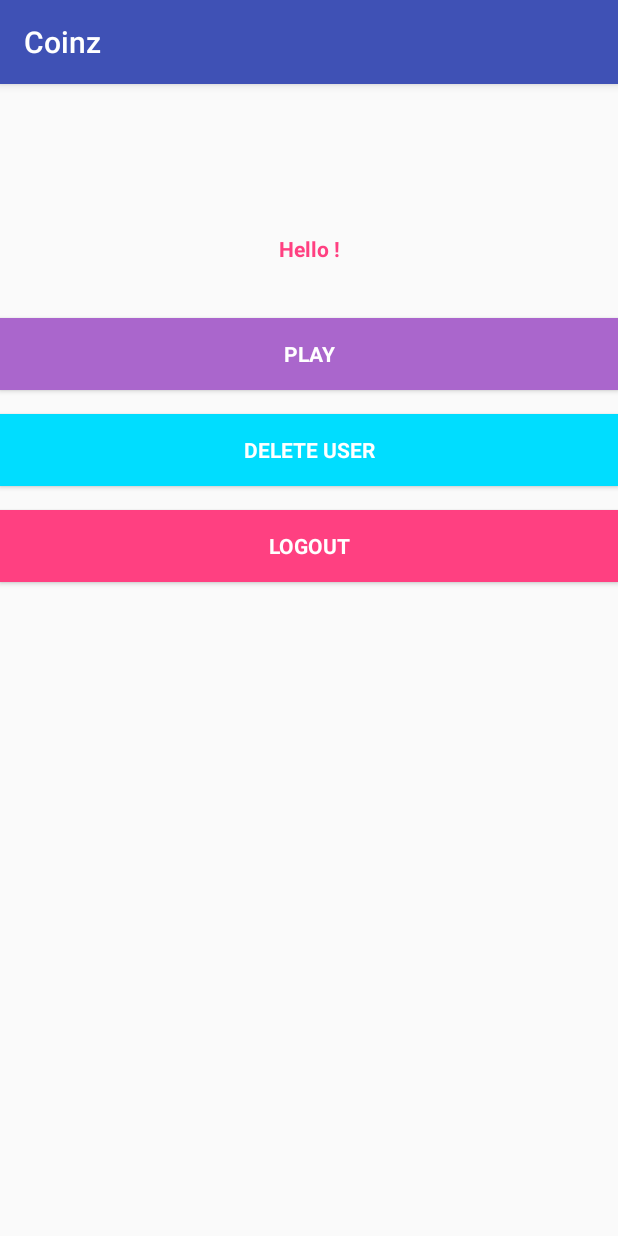
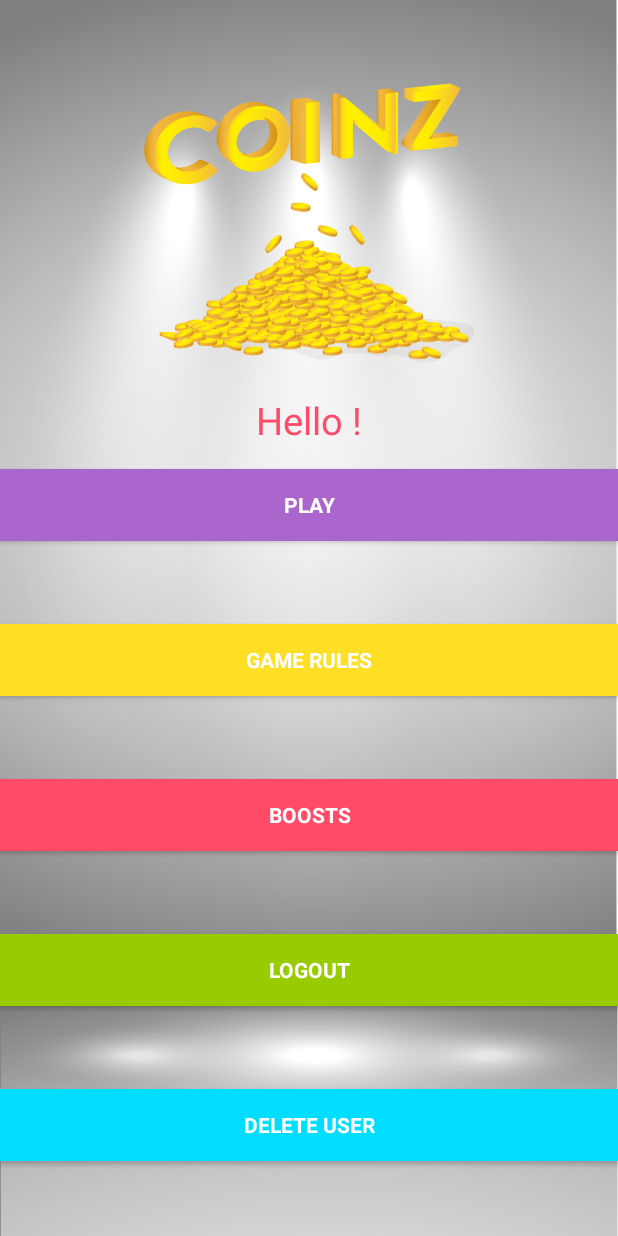
Before and after one commit to nikoletakuneva/Coinz, an Android app: the screen it shows after launch once a user with an empty profile is signed in (ProfileScreen), on a phone screen of 412 x 824 dp. Run offline under Robolectric (Android 15) with nearby library versions, the phone set to English and light mode, and no system bars; our stand-ins replace Firebase (no records; nobody signed in at launch, a user with empty details on screens opened directly).

Commit message:
Made a design for the profile screen.

```diff
--- a/app/src/main/AndroidManifest.xml
+++ b/app/src/main/AndroidManifest.xml
@@ -36,8 +36,8 @@
         </activity>
         <activity android:name=".SignUpActivity" />
         <activity android:name=".NewPasswordActivity" />
-        <activity android:name=".ProfileScreen">
-        </activity>
+        <activity android:name=".ProfileScreen"
+            android:theme="@style/AppTheme.NoActionBar"/>
     </application>
 
 </manifest>
--- a/app/src/main/java/com/example/nikoleta/coinz/LoginActivity.java
+++ b/app/src/main/java/com/example/nikoleta/coinz/LoginActivity.java
@@ -32,7 +32,7 @@ public class LoginActivity extends AppCompatActivity implements GoogleApiClient.
 
     private String tag = "LoginActivity";
     EditText loginEmail,loginPassword;
-    Button loginButton,signupButton,newPassButton;
+    Button loginButton, signupButton, newPassButton;
     private static final int RC_SIGN_IN = 9001;
     private SignInButton signInWithGoogleButton;
     private FirebaseAuth mAuth;
@@ -109,7 +109,7 @@ public class LoginActivity extends AppCompatActivity implements GoogleApiClient.
                             // Sign in success, update UI with the signed-in user's information
                             Log.d(tag, "signInWithEmail:success");
                             FirebaseUser user = mAuth.getCurrentUser();
-                            startActivity(new Intent(getApplicationContext(),MapActivity.class));
+                            startActivity(new Intent(getApplicationContext(),ProfileScreen.class));
                         } else {
                             // If sign in fails, display a message to the user.
                             Log.w(tag, "signInWithEmail:failure", task.getException());
@@ -140,7 +140,7 @@ public class LoginActivity extends AppCompatActivity implements GoogleApiClient.
             @Override
             public void onComplete(@NonNull Task<AuthResult> task) {
                 if(task.isSuccessful()){
-                    startActivity(new Intent(getApplicationContext(),MapActivity.class));
+                    startActivity(new Intent(getApplicationContext(),ProfileScreen.class));
                     finish();
                 }
                 else{
--- a/app/src/main/res/layout/activity_profile_screen.xml
+++ b/app/src/main/res/layout/activity_profile_screen.xml
@@ -1,48 +1,124 @@
 <?xml version="1.0" encoding="utf-8"?>
-<LinearLayout xmlns:android="http://schemas.android.com/apk/res/android"
+<android.support.constraint.ConstraintLayout xmlns:android="http://schemas.android.com/apk/res/android"
     xmlns:app="http://schemas.android.com/apk/res-auto"
-    android:orientation="vertical" android:layout_width="match_parent"
-    android:layout_height="match_parent">
+    xmlns:tools="http://schemas.android.com/tools"
+    android:id="@+id/relativeLayout"
+    android:layout_width="match_parent"
+    android:layout_height="match_parent"
+    android:orientation="vertical">
 
-
-    <TextView
-        android:layout_width="match_parent"
-        android:layout_height="40dp"
-        android:id="@+id/textView1"
-        android:textColor="@color/colorAccent"
-        android:textStyle="bold"
-        android:layout_marginTop="100dp"
-        android:textAlignment="center" />
 
     <Button
         android:id="@+id/play"
         style="?android:textAppearanceSmall"
         android:layout_width="match_parent"
         android:layout_height="wrap_content"
-        android:layout_marginTop="16dp"
+        android:layout_marginBottom="5dp"
+        android:layout_marginTop="5dp"
         android:background="@android:color/holo_purple"
         android:text="Play"
         android:textColor="@android:color/white"
-        android:textStyle="bold" />
+        android:textStyle="bold"
+
+        app:layout_constraintBottom_toTopOf="@+id/rules"
+        app:layout_constraintTop_toTopOf="@+id/textView1" />
+
+    <Button
+        android:id="@+id/rules"
+        style="?android:textAppearanceSmall"
+        android:layout_width="match_parent"
+        android:layout_height="wrap_content"
+        android:layout_marginBottom="5dp"
+        android:layout_marginTop="5dp"
+        android:background="#ffde26"
+        android:text="Game Rules"
+        android:textColor="@android:color/white"
+        android:textStyle="bold"
+        app:layout_constraintBottom_toTopOf="@+id/boosts"
+
+        app:layout_constraintTop_toBottomOf="@+id/play" />
+
+
+    <Button
+        android:id="@+id/boosts"
+        style="?android:textAppearanceSmall"
+        android:layout_width="match_parent"
+        android:layout_height="wrap_content"
+        android:layout_marginBottom="5dp"
+        android:layout_marginTop="5dp"
+        android:background="@color/colorAccent"
+        android:text="Boosts"
+        android:textColor="@android:color/white"
+        android:textStyle="bold"
+        app:layout_constraintBottom_toTopOf="@+id/logout"
+        app:layout_constraintTop_toBottomOf="@+id/rules" />
+
+    <Button
+        android:id="@+id/logout"
+        style="?android:textAppearanceSmall"
+        android:layout_width="match_parent"
+        android:layout_height="wrap_content"
+        android:layout_marginBottom="5dp"
+        android:layout_marginTop="5dp"
+        android:background="@android:color/holo_green_light"
+        android:text="Logout"
+        android:textColor="@android:color/white"
+        android:textStyle="bold"
+
+        app:layout_constraintBottom_toTopOf="@+id/delete"
+        app:layout_constraintTop_toBottomOf="@+id/boosts" />
+
     <Button
         android:id="@+id/delete"
         style="?android:textAppearanceSmall"
         android:layout_width="match_parent"
         android:layout_height="wrap_content"
-        android:layout_marginTop="16dp"
+        android:layout_marginBottom="5dp"
+        android:layout_marginTop="5dp"
+        android:background="@android:color/holo_blue_bright"
         android:text="Delete User"
         android:textColor="@android:color/white"
         android:textStyle="bold"
-        android:background="@android:color/holo_blue_bright"/>
-    <Button
-        android:id="@+id/logout"
-        style="?android:textAppearanceSmall"
+        app:layout_constraintBottom_toBottomOf="parent"
+
+        app:layout_constraintTop_toBottomOf="@+id/logout" />
+
+
+
+    <FrameLayout
+        android:id="@+id/imageView2"
+        android:layout_width="fill_parent"
+        android:layout_height="fill_parent"
+        android:background="@drawable/background"
+        app:layout_constraintTop_toTopOf="parent"
+        app:layout_constraintBottom_toBottomOf="parent"
+        app:layout_constraintEnd_toEndOf="parent"
+        app:layout_constraintStart_toStartOf="parent"/>
+    <ImageView
+        android:id="@+id/imageView"
+        android:layout_width="220dp"
+        android:layout_height="208dp"
+        android:layout_marginBottom="2dp"
+        android:layout_marginEnd="8dp"
+        android:layout_marginStart="8dp"
+        android:layout_marginTop="40dp"
+        app:layout_constraintBottom_toTopOf="@+id/textView1"
+        app:layout_constraintEnd_toEndOf="parent"
+        app:layout_constraintStart_toStartOf="parent"
+        app:layout_constraintTop_toTopOf="parent"
+        app:layout_constraintVertical_bias="0.372"
+        app:srcCompat="@drawable/coins_pile_title" />
+    <TextView
+        android:id="@+id/textView1"
         android:layout_width="match_parent"
-        android:layout_height="wrap_content"
-        android:layout_marginTop="16dp"
-        android:text="Logout"
-        android:textColor="@android:color/white"
-        android:textStyle="bold"
-        android:background="@color/colorAccent"/>
+        android:layout_height="40dp"
+        android:layout_marginBottom="10dp"
+        android:layout_marginTop="5dp"
+        android:textAlignment="center"
+        android:textColor="@color/colorAccent"
+        android:textSize="25sp"
+        app:layout_constraintBottom_toTopOf="@+id/play" />
+    />
 
-</LinearLayout>
+
+</android.support.constraint.ConstraintLayout>
--- a/app/src/main/res/values/colors.xml
+++ b/app/src/main/res/values/colors.xml
@@ -1,6 +1,7 @@
 <?xml version="1.0" encoding="utf-8"?>
 <resources>
-    <color name="colorPrimary">#3F51B5</color>
+    <color name="colorPrimary">#303f9f</color>
     <color name="colorPrimaryDark">#303F9F</color>
-    <color name="colorAccent">#FF4081</color>
+    <color name="colorAccent">#ff4a68</color>
+    <color name="color">#ffe554</color>
 </resources>
```
Also changed, not shown: app/src/main/res/drawable-v24/background.png (added), app/src/main/res/drawable-v24/coins_pile.png (added), app/src/main/res/drawable-v24/coins_pile_title.png (added).
